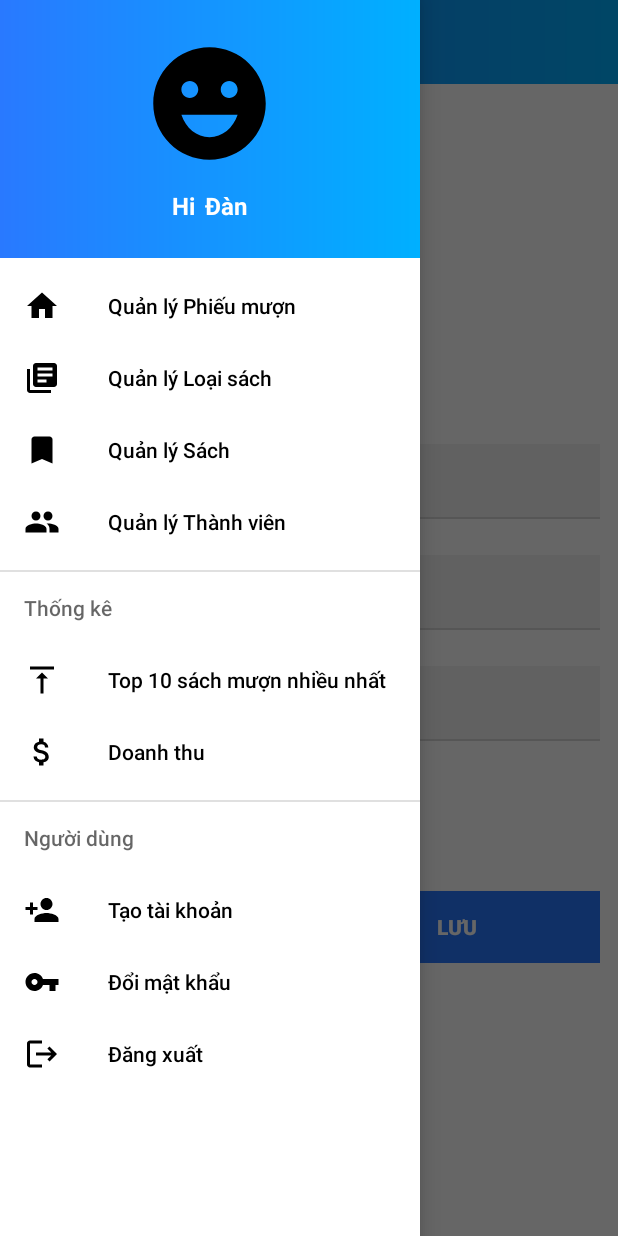
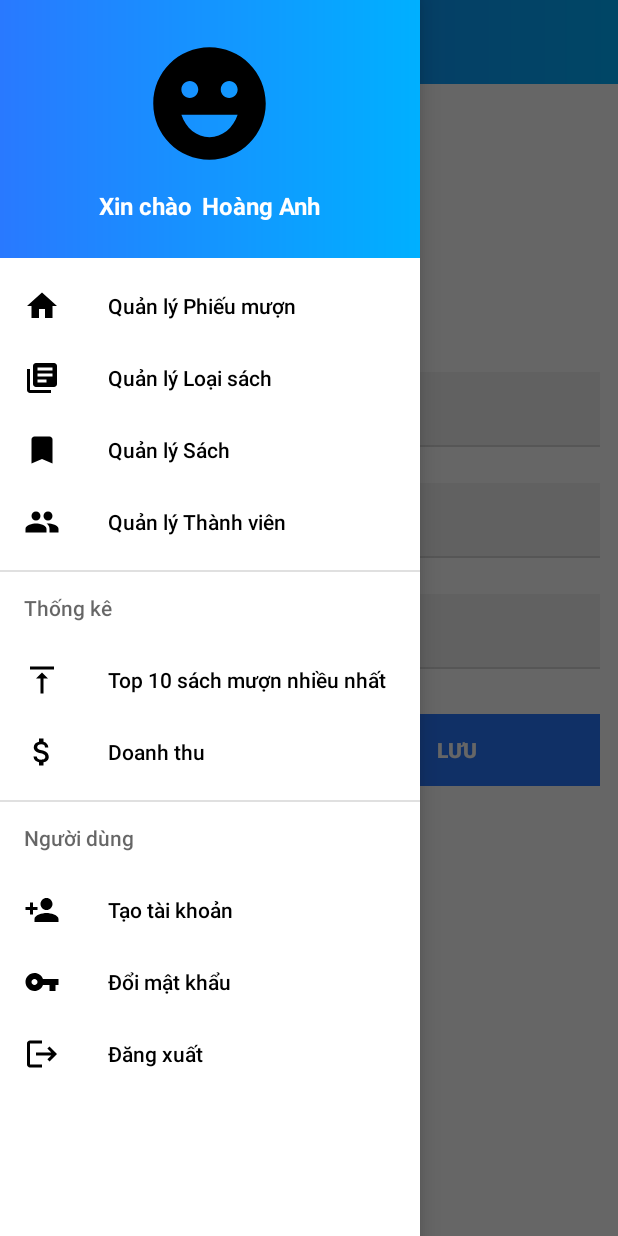
Before and after one commit to anhdhph25329/asm_mob2041_ph25329, an Android app: the fragment DoiMatKhauFragment placed in its activity, with the side drawer open, on a phone screen of 412 x 824 dp. Run offline under Robolectric (Android 15) with nearby library versions, the phone set to English and light mode, and no system bars; 1 statement that could not run was skipped.

Commit message:
5 commit

```diff
--- a/app/src/main/java/fpt/anhdhph/asm_mob2041_ph25329/Database/DbHelper.java
+++ b/app/src/main/java/fpt/anhdhph/asm_mob2041_ph25329/Database/DbHelper.java
@@ -6,7 +6,7 @@ import android.database.sqlite.SQLiteOpenHelper;
 
 public class DbHelper extends SQLiteOpenHelper {
     static final String dbName = "PNLIB";
-    static final int dbVersion = 1;
+    static final int dbVersion = 2;
     public DbHelper(Context context) {
         super(context, dbName, null, dbVersion);
     }
@@ -58,7 +58,7 @@ public class DbHelper extends SQLiteOpenHelper {
         db.execSQL(createTableLoaiSach);
 
         String add_tt = "INSERT INTO ThuThu VALUES" +
-                "('admin','Administrator','123')";
+                "('admin','Dao Hoang Anh','123')";
         db.execSQL(add_tt);
 
         String add_loaiSach = "INSERT INTO LoaiSach VALUES" +
--- a/app/src/main/res/layout/dialog_phieumuon.xml
+++ b/app/src/main/res/layout/dialog_phieumuon.xml
@@ -107,7 +107,7 @@
             android:paddingLeft="5dp"/>
     </LinearLayout>
     <LinearLayout
-        android:layout_marginTop="75dp"
+        android:layout_marginTop="25dp"
         android:layout_width="match_parent"
         android:layout_height="wrap_content"
         android:orientation="horizontal">
--- a/app/src/main/res/layout/fragment_doi_mat_khau.xml
+++ b/app/src/main/res/layout/fragment_doi_mat_khau.xml
@@ -13,14 +13,14 @@
         android:layout_height="match_parent"
         android:orientation="vertical">
         <ImageView
-            android:layout_marginTop="48dp"
+            android:layout_marginTop="30dp"
             android:layout_width="120dp"
             android:layout_height="120dp"
             android:background="@drawable/img_change_password"/>
         <EditText
             android:inputType="textPassword"
             android:id="@+id/edt_oldpassword"
-            android:layout_marginTop="60dp"
+            android:layout_marginTop="30dp"
             android:padding="12dp"
             android:hint="Mật khẩu cũ . . ."
             android:layout_width="match_parent"
@@ -57,7 +57,7 @@
             android:layout_height="1dp"
             android:background="@color/gray_d9d"/>
         <LinearLayout
-            android:layout_marginTop="100dp"
+            android:layout_marginTop="30dp"
             android:layout_width="match_parent"
             android:layout_height="wrap_content"
             android:orientation="horizontal">
--- a/app/src/main/res/layout/header_navigation_view.xml
+++ b/app/src/main/res/layout/header_navigation_view.xml
@@ -26,7 +26,7 @@
             android:textSize="16sp"
             android:layout_width="wrap_content"
             android:layout_height="wrap_content"
-            android:text="Hi"/>
+            android:text="Xin chào"/>
         <TextView
             android:id="@+id/tv_username"
             android:textColor="@color/white"
@@ -35,6 +35,6 @@
             android:textSize="16sp"
             android:layout_width="wrap_content"
             android:layout_height="wrap_content"
-            android:text="Đàn"/>
+            android:text="Hoàng Anh"/>
     </LinearLayout>
 </LinearLayout>
```
